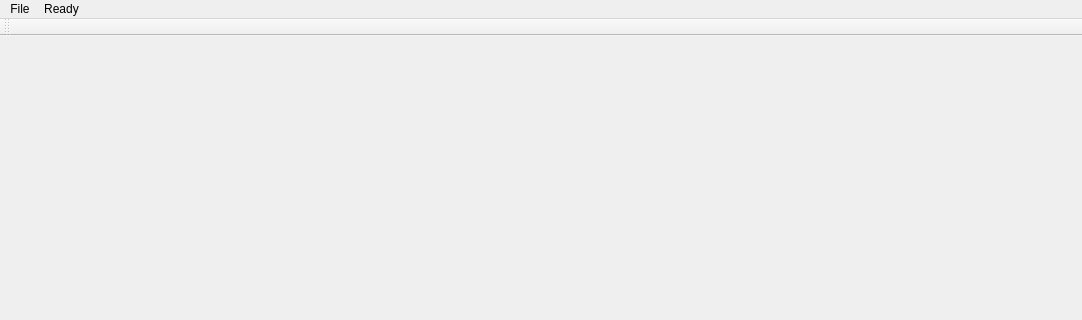
Above: Utilities/DbOperation/DbOperation.ui from wtom76/ML before the change; both pictures show x 0 to 1082 and y 0 to 320 of the 1082 by 558 pixel window. Below: the same form after it.
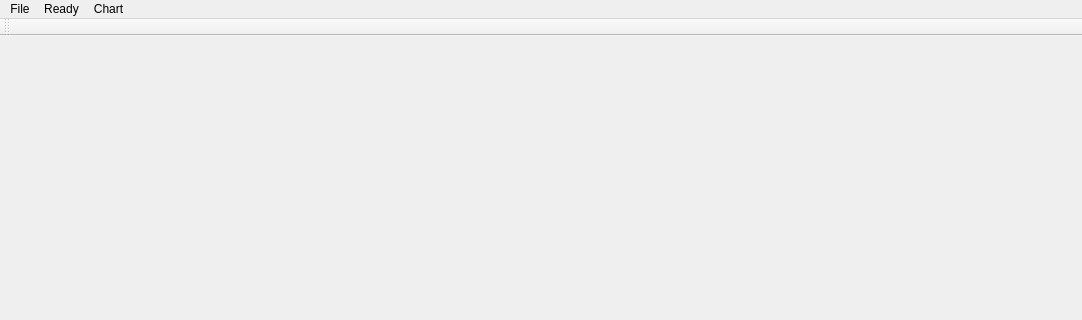
That is the form after the change.

```diff
--- a/Utilities/DbOperation/DbOperation.ui
+++ b/Utilities/DbOperation/DbOperation.ui
@@ -41,8 +41,15 @@
      <string>File</string>
     </property>
    </widget>
+   <widget class="QMenu" name="menuChart">
+    <property name="title">
+     <string>Chart</string>
+    </property>
+    <addaction name="actionCandlestick"/>
+   </widget>
    <addaction name="menuFile"/>
    <addaction name="menuReady"/>
+   <addaction name="menuChart"/>
   </widget>
   <widget class="QToolBar" name="mainToolBar">
    <attribute name="toolBarArea">
```
Left out of the diff: 5 changed lines with no effect on the pictures.
